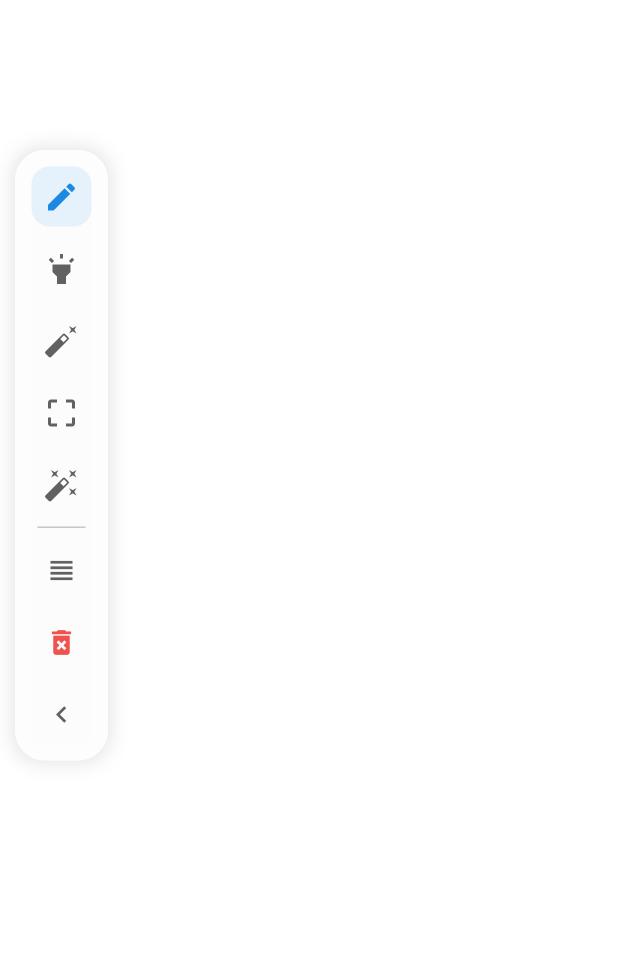
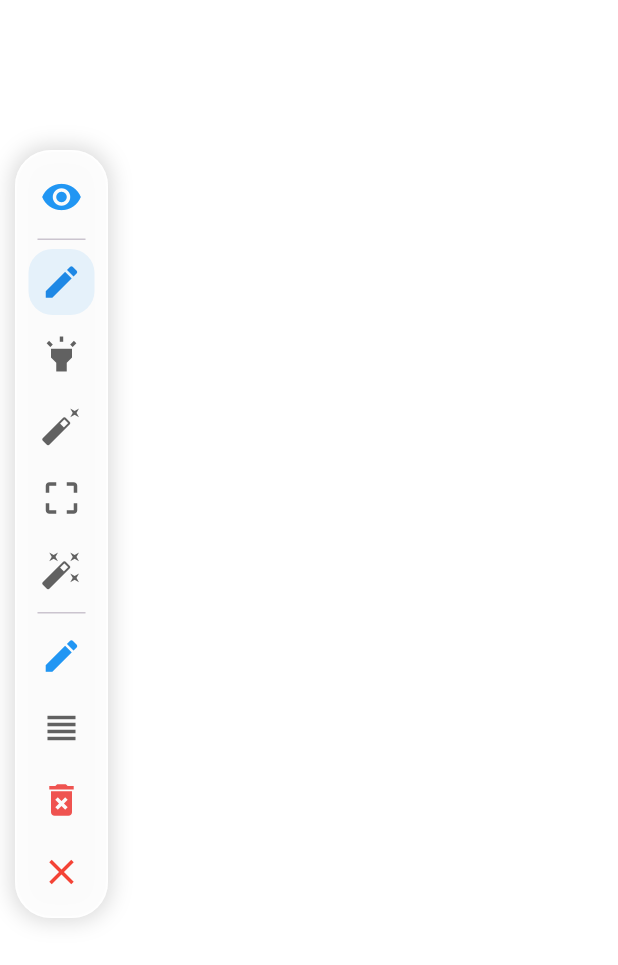
Before and after one commit to potatosserver/DrawEverywhere, a Flutter app: the OverlayScreen screen opened directly, on a phone screen of 412 x 824 dp. Shown: the top 965 px of the screen. Run offline on Flutter 3.47's test engine with Material 3 defaults, Android fonts, the phone set to English and light mode, and no system bars; our stand-ins replace google_fonts, permission_handler; missing offline and left inert: flutter_foreground_task, flutter_overlay_window.

Commit message:
feat: Implement a screen drawing overlay application with various drawing tools and foreground service.

```diff
--- a/lib/drawing_painter.dart
+++ b/lib/drawing_painter.dart
@@ -35,6 +35,7 @@ class DrawingPainter extends CustomPainter {
   @override
   void paint(Canvas canvas, Size size) {
     if (bitmap != null) {
+      // BACK TO 1:1 (No scaling)
       canvas.drawImage(bitmap!, Offset.zero, Paint());
     }
 
@@ -87,7 +88,6 @@ class DrawingPainter extends CustomPainter {
 
   @override
   bool shouldRepaint(covariant DrawingPainter oldDelegate) {
-    return oldDelegate.bitmap != bitmap ||
-        oldDelegate.currentPath != currentPath;
+    return true; // Force repaint for real-time drawing
   }
 }
--- a/lib/overlay_main.dart
+++ b/lib/overlay_main.dart
@@ -1,11 +1,12 @@
 import 'dart:async';
 import 'dart:ui' as ui;
 import 'package:flutter/material.dart';
-// Using standard material icons for stability
+import 'package:flutter_overlay_window/flutter_overlay_window.dart';
 import 'package:google_fonts/google_fonts.dart';
 import 'drawing_painter.dart';
 
 void main() {
+  WidgetsFlutterBinding.ensureInitialized();
   runApp(
     MaterialApp(
       debugShowCheckedModeBanner: false,
@@ -35,10 +36,25 @@ class _OverlayScreenState extends State<OverlayScreen> {
 
   bool _isMinimized = false;
   bool _isVertical = true;
+  bool _isDrawingMode = true;
+  Offset _toolbarPosition = const Offset(10, 100);
+  bool _isDragging = false;
+
+  Size _screenSize = const Size(1080, 1920); // Default fallback
 
   @override
   void initState() {
     super.initState();
+    Future.microtask(() {
+      if (mounted) {
+        final size = MediaQuery.of(context).size;
+        if (size.width > 0 && size.height > 0) {
+          setState(() {
+            _screenSize = size;
+          });
+        }
+      }
+    });
   }
 
   Future<void> _updateBitmap(List<DrawingPoint> path) async {
@@ -46,13 +62,16 @@ class _OverlayScreenState extends State<OverlayScreen> {
 
     final recorder = ui.PictureRecorder();
     final canvas = Canvas(recorder);
-    final size = MediaQuery.of(context).size;
+
+    final width = _screenSize.width.toInt().clamp(1, 4096);
+    final height = _screenSize.height.toInt().clamp(1, 4096);
 
     if (_bitmap != null) {
       canvas.drawImage(_bitmap!, Offset.zero, Paint());
     }
 
     final paint = _getPaint(_currentTool, _currentColor, _currentWidth);
+
     final drawPath = Path();
     drawPath.moveTo(path.first.offset.dx, path.first.offset.dy);
     for (var i = 1; i < path.length; i++) {
@@ -60,12 +79,17 @@ class _OverlayScreenState extends State<OverlayScreen> {
     }
     canvas.drawPath(drawPath, paint);
 
+    try {
       final picture = recorder.endRecording();
-    final img = await picture.toImage(size.width.toInt(), size.height.toInt());
+      final img = await picture.toImage(width, height);
 
       setState(() {
         _bitmap = img;
+        _currentPath = []; // Clear current path ONLY when bitmap is ready
       });
+    } catch (e) {
+      debugPrint("Bitmap update failed: $e");
+    }
   }
 
   Paint _getPaint(DrawingTool tool, Color color, double width) {
@@ -98,6 +122,7 @@ class _OverlayScreenState extends State<OverlayScreen> {
   }
 
   void _onPanStart(DragStartDetails details) {
+    if (!_isDrawingMode) return;
     setState(() {
       _currentPath = [
         DrawingPoint(
@@ -111,21 +136,21 @@ class _OverlayScreenState extends State<OverlayScreen> {
   }
 
   void _onPanUpdate(DragUpdateDetails details) {
-    setState(() {
-      _currentPath.add(
-        DrawingPoint(
+    if (!_isDrawingMode) return;
+    // Fast update for real-time and trigger repaint
+    _currentPath.add(DrawingPoint(
       offset: details.localPosition,
       tool: _currentTool,
       color: _currentColor,
       width: _currentWidth,
-        ),
-      );
-    });
+    ));
+    setState(() {});
   }
 
   Timer? _laserTimer;
 
   void _onPanEnd(DragEndDetails details) {
+    if (!_isDrawingMode) return;
     if (_currentTool == DrawingTool.laser) {
       _laserTimer?.cancel();
       _laserTimer = Timer(const Duration(milliseconds: 1500), () {
@@ -137,15 +162,30 @@ class _OverlayScreenState extends State<OverlayScreen> {
       });
     } else {
       _updateBitmap(_currentPath);
-      setState(() {
-        _currentPath = [];
-      });
+      // Removed immediate clear to prevent "jump"
     }
   }
 
   void _clearCanvas() {
     setState(() {
       _bitmap = null;
+    });
+  }
+
+  Future<void> _toggleDrawingMode() async {
+    final newMode = !_isDrawingMode;
+    if (newMode) {
+      await FlutterOverlayWindow.resizeOverlay(WindowSize.matchParent, WindowSize.matchParent, false);
+    } else {
+      // Interaction mode: calculate height needed to show toolbar
+      // Height should be at least (top position + toolbar height)
+      // Since it's a Column/Row, we'll estimate the max height.
+      // Vertical toolbar can be up to ~600px, Horizontal ~100px.
+      final double neededHeight = _toolbarPosition.dy + (_isVertical ? 650 : 150);
+      await FlutterOverlayWindow.resizeOverlay(WindowSize.matchParent, neededHeight.toInt(), false);
+    }
+    setState(() {
+      _isDrawingMode = newMode;
     });
   }
 
@@ -156,10 +196,13 @@ class _OverlayScreenState extends State<OverlayScreen> {
       body: Stack(
         children: [
           // Drawing Canvas
+          if (_isDrawingMode)
             GestureDetector(
               onPanStart: _onPanStart,
               onPanUpdate: _onPanUpdate,
               onPanEnd: _onPanEnd,
+              behavior: HitTestBehavior.opaque,
+              child: RepaintBoundary(
                 child: CustomPaint(
                   painter: DrawingPainter(
                     bitmap: _bitmap,
@@ -168,12 +211,46 @@ class _OverlayScreenState extends State<OverlayScreen> {
                     currentColor: _currentColor,
                     currentWidth: _currentWidth,
                   ),
-              size: Size.infinite,
+                  size: _screenSize, // Stabilize with fixed screen size
+                ),
               ),
             ),
 
-          // Toolbar
-          Positioned(left: 10, top: 100, child: _buildToolbar()),
+          if (!_isDrawingMode)
+            IgnorePointer(
+              child: CustomPaint(
+                painter: DrawingPainter(
+                  bitmap: _bitmap,
+                  currentPath: [],
+                  currentTool: _currentTool,
+                  currentColor: _currentColor,
+                  currentWidth: _currentWidth,
+                ),
+                size: _screenSize, // Stabilize with fixed screen size
+              ),
+            ),
+
+          // Toolbar / Bubble
+          Positioned(
+            left: _toolbarPosition.dx,
+            top: _toolbarPosition.dy,
+            child: GestureDetector(
+              onLongPressStart: (details) {
+                setState(() => _isDragging = true);
+              },
+              onPanUpdate: (details) {
+                if (_isDragging) {
+                  setState(() {
+                    _toolbarPosition += details.delta;
+                  });
+                }
+              },
+              onPanEnd: (details) {
+                setState(() => _isDragging = false);
+              },
+              child: _buildToolbar(),
+            ),
+          ),
         ],
       ),
     );
@@ -181,30 +258,82 @@ class _OverlayScreenState extends State<OverlayScreen> {
 
   Widget _buildToolbar() {
     if (_isMinimized) {
-      return GestureDetector(
-        onTap: () => setState(() => _isMinimized = false),
-        child: Container(
-          width: 50,
-          height: 50,
+      return Container(
+        width: 60,
+        height: 60,
         decoration: BoxDecoration(
           color: Colors.white.withOpacity(0.9),
           shape: BoxShape.circle,
-            boxShadow: [BoxShadow(color: Colors.black26, blurRadius: 4)],
+          boxShadow: [
+            BoxShadow(
+              color: Colors.black.withOpacity(0.15),
+              blurRadius: 10,
+              spreadRadius: 2,
+            )
+          ],
         ),
-          child: const Icon(Icons.edit, color: Colors.blue),
+        child: Material(
+          color: Colors.transparent,
+          child: InkWell(
+            borderRadius: BorderRadius.circular(30),
+            onTap: () async {
+              if (_isDrawingMode) {
+                await FlutterOverlayWindow.resizeOverlay(WindowSize.matchParent, WindowSize.matchParent, false);
+              } else {
+                final double neededHeight = _toolbarPosition.dy + (_isVertical ? 650 : 150);
+                await FlutterOverlayWindow.resizeOverlay(WindowSize.matchParent, neededHeight.toInt(), false);
+              }
+              setState(() => _isMinimized = false);
+            },
+            child: const Icon(Icons.visibility, color: Colors.blue, size: 32),
+          ),
         ),
       );
     }
 
     final children = [
+      _iconButton(
+        _isMinimized ? Icons.visibility_off : Icons.visibility,
+        () async {
+          final newState = !_isMinimized;
+          if (newState) {
+            // When minimizing, we don't necessarily need to resize the window small,
+            // but if we want to allow interaction behind, we should.
+            // For "upward collapse", we just hide other buttons.
+            if (!_isDrawingMode) {
+                final double neededHeight = _toolbarPosition.dy + 100; // Just enough for eye button
+                await FlutterOverlayWindow.resizeOverlay(WindowSize.matchParent, neededHeight.toInt(), false);
+            }
+          } else {
+            if (_isDrawingMode) {
+              await FlutterOverlayWindow.resizeOverlay(WindowSize.matchParent, WindowSize.matchParent, false);
+            } else {
+              final double neededHeight = _toolbarPosition.dy + (_isVertical ? 650 : 150);
+              await FlutterOverlayWindow.resizeOverlay(WindowSize.matchParent, neededHeight.toInt(), false);
+            }
+          }
+          setState(() => _isMinimized = newState);
+        },
+        color: Colors.blue,
+      ),
+      if (!_isMinimized) ...[
+        const Padding(
+          padding: EdgeInsets.symmetric(horizontal: 8, vertical: 4),
+          child: Divider(height: 1),
+        ),
         _toolbarAction(Icons.edit, DrawingTool.pen, "畫筆"),
         _toolbarAction(Icons.highlight, DrawingTool.highlighter, "螢光筆"),
         _toolbarAction(Icons.auto_fix_normal, DrawingTool.eraser, "橡皮擦"),
-      _toolbarAction(Icons.crop_free, DrawingTool.lasso, "索套"),
+        _toolbarAction(Icons.crop_free, DrawingTool.lasso, "套索"),
         _toolbarAction(Icons.auto_fix_high, DrawingTool.laser, "雷射筆"),
         const Padding(
           padding: EdgeInsets.symmetric(horizontal: 8, vertical: 4),
           child: Divider(height: 1),
+        ),
+        _iconButton(
+          _isDrawingMode ? Icons.edit : Icons.touch_app,
+          _toggleDrawingMode,
+          color: _isDrawingMode ? Colors.blue : Colors.orange,
         ),
         _iconButton(
           _isVertical ? Icons.view_headline : Icons.view_column,
@@ -216,24 +345,26 @@ class _OverlayScreenState extends State<OverlayScreen> {
           color: Colors.red.shade400,
         ),
         _iconButton(
-        Icons.chevron_left,
-        () => setState(() => _isMinimized = true),
+          Icons.close,
+          () => FlutterOverlayWindow.closeOverlay(),
+          color: Colors.red,
         ),
+      ]
     ];
 
     return Container(
       padding: const EdgeInsets.all(6),
       decoration: BoxDecoration(
         color: Colors.white.withOpacity(0.9),
-        borderRadius: BorderRadius.circular(20),
+        borderRadius: BorderRadius.circular(24),
         boxShadow: [
           BoxShadow(
-            color: Colors.black.withOpacity(0.1),
-            blurRadius: 10,
+            color: Colors.black.withOpacity(0.15),
+            blurRadius: 12,
             spreadRadius: 2,
           ),
         ],
-        border: Border.all(color: Colors.white.withOpacity(0.5)),
+        border: Border.all(color: Colors.white.withOpacity(0.8)),
       ),
       child: IntrinsicWidth(
         child: IntrinsicHeight(
@@ -247,29 +378,30 @@ class _OverlayScreenState extends State<OverlayScreen> {
 
   Widget _iconButton(IconData icon, VoidCallback onPressed, {Color? color}) {
     return IconButton(
-      icon: Icon(icon, color: color ?? Colors.grey.shade700, size: 22),
+      icon: Icon(icon, color: color ?? Colors.grey.shade700, size: 28),
       onPressed: onPressed,
       style: IconButton.styleFrom(
-        shape: RoundedRectangleBorder(borderRadius: BorderRadius.circular(12)),
+        shape: RoundedRectangleBorder(borderRadius: BorderRadius.circular(16)),
       ),
     );
   }
 
   Widget _toolbarAction(IconData icon, DrawingTool tool, String tooltip) {
-    final isSelected = _currentTool == tool;
+    final isSelected = _currentTool == tool && _isDrawingMode;
     return IconButton(
       icon: Icon(
         icon,
         color: isSelected ? Colors.blue.shade600 : Colors.grey.shade700,
-        size: 24,
+        size: 28,
       ),
-      onPressed: () => setState(() => _currentTool = tool),
+      onPressed: () {
+        if (!_isDrawingMode) _toggleDrawingMode();
+        setState(() => _currentTool = tool);
+      },
       tooltip: tooltip,
       style: IconButton.styleFrom(
-        backgroundColor: isSelected
-            ? Colors.blue.withOpacity(0.1)
-            : Colors.transparent,
-        shape: RoundedRectangleBorder(borderRadius: BorderRadius.circular(12)),
+        backgroundColor: isSelected ? Colors.blue.withOpacity(0.1) : Colors.transparent,
+        shape: RoundedRectangleBorder(borderRadius: BorderRadius.circular(16)),
       ),
     );
   }
```
Also changed, not shown: lib/main.dart (+28 -25 lines), 2 other files. Lines whose indentation alone changed are shown as unchanged.
